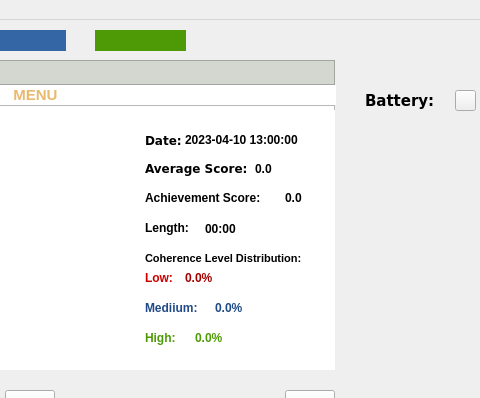
First picture: the form in mainwindow.ui, repository Cherrybomb33/HeartWave, before the edit; both pictures show x 275 to 755 and y 0 to 398 of the 864 by 684 pixel window.
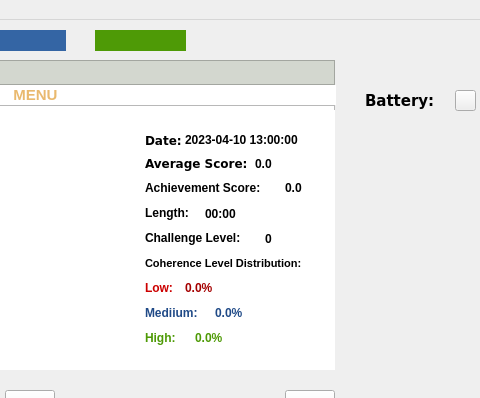
Second picture: the form after the edit. The open tabs and pages were chosen to show the change. Icons and pictures are not drawn. Custom widgets are drawn as their Qt base class.

Commit message: add implementation for challenge level

The edit to the form file:
```diff
--- a/mainwindow.ui
+++ b/mainwindow.ui
@@ -543,7 +543,7 @@
       <property name="geometry">
        <rect>
         <x>410</x>
-        <y>50</y>
+        <y>45</y>
         <width>101</width>
         <height>16</height>
        </rect>
@@ -564,7 +564,7 @@
       <property name="geometry">
        <rect>
         <x>410</x>
-        <y>80</y>
+        <y>70</y>
         <width>141</width>
         <height>16</height>
        </rect>
@@ -585,7 +585,7 @@
       <property name="geometry">
        <rect>
         <x>410</x>
-        <y>110</y>
+        <y>95</y>
         <width>51</width>
         <height>16</height>
        </rect>
@@ -606,7 +606,7 @@
       <property name="geometry">
        <rect>
         <x>410</x>
-        <y>140</y>
+        <y>145</y>
         <width>181</width>
         <height>16</height>
        </rect>
@@ -627,7 +627,7 @@
       <property name="geometry">
        <rect>
         <x>410</x>
-        <y>160</y>
+        <y>170</y>
         <width>41</width>
         <height>16</height>
        </rect>
@@ -648,7 +648,7 @@
       <property name="geometry">
        <rect>
         <x>410</x>
-        <y>190</y>
+        <y>195</y>
         <width>61</width>
         <height>16</height>
        </rect>
@@ -690,7 +690,7 @@
       <property name="geometry">
        <rect>
         <x>520</x>
-        <y>50</y>
+        <y>45</y>
         <width>54</width>
         <height>17</height>
        </rect>
@@ -710,7 +710,7 @@
       <property name="geometry">
        <rect>
         <x>550</x>
-        <y>80</y>
+        <y>70</y>
         <width>51</width>
         <height>16</height>
        </rect>
@@ -730,7 +730,7 @@
       <property name="geometry">
        <rect>
         <x>470</x>
-        <y>110</y>
+        <y>95</y>
         <width>61</width>
         <height>17</height>
        </rect>
@@ -750,7 +750,7 @@
       <property name="geometry">
        <rect>
         <x>450</x>
-        <y>160</y>
+        <y>170</y>
         <width>71</width>
         <height>17</height>
        </rect>
@@ -770,7 +770,7 @@
       <property name="geometry">
        <rect>
         <x>480</x>
-        <y>190</y>
+        <y>195</y>
         <width>71</width>
         <height>17</height>
        </rect>
@@ -857,6 +857,47 @@
        </rect>
       </property>
      </widget>
+     <widget class="QLabel" name="chaLvlLabel">
+      <property name="geometry">
+       <rect>
+        <x>410</x>
+        <y>120</y>
+        <width>111</width>
+        <height>16</height>
+       </rect>
+      </property>
+      <property name="font">
+       <font>
+        <family>System-ui</family>
+        <pointsize>9</pointsize>
+        <weight>75</weight>
+        <bold>true</bold>
+       </font>
+      </property>
+      <property name="text">
+       <string>Challenge Level:</string>
+      </property>
+     </widget>
+     <widget class="QLabel" name="chaLvl">
+      <property name="geometry">
+       <rect>
+        <x>530</x>
+        <y>120</y>
+        <width>16</width>
+        <height>17</height>
+       </rect>
+      </property>
+      <property name="font">
+       <font>
+        <family>System-ui</family>
+        <weight>75</weight>
+        <bold>true</bold>
+       </font>
+      </property>
+      <property name="text">
+       <string>0</string>
+      </property>
+     </widget>
     </widget>
    </widget>
    <widget class="QLabel" name="menuLabel">
```
Left out of the diff: 2 changed lines with no effect on the pictures. The commit also changes 6 other files.
